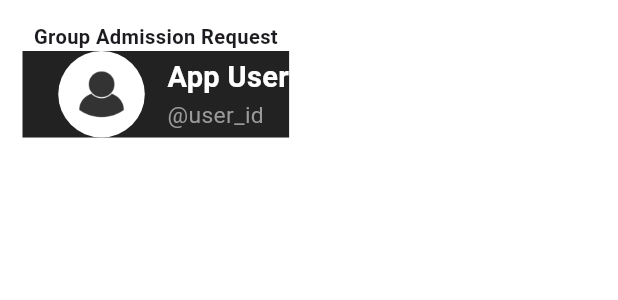
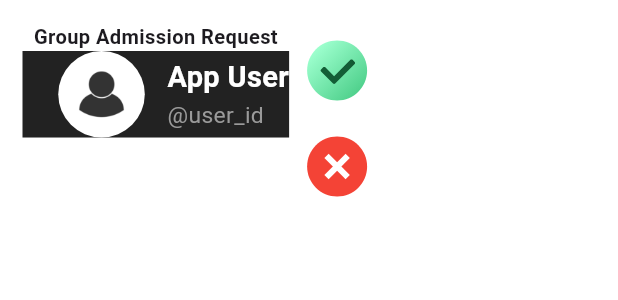
Before and after one commit to Pinnacle01/pinnacle, a Flutter app: the GroupRequestCard widget shown alone on an empty page, opened directly, on a phone screen of 412 x 824 dp. Shown: the top 300 px of the screen. Run offline on Flutter 3.47's test engine with Material 3 defaults, Android fonts, the phone set to English and light mode, and no system bars; our stand-ins replace flutter_svg, go_router, sizer.

Commit message:
Add SVG icons for tick and cross in GroupRequestCard and update dependencies

```diff
--- a/lib/framework/constants/strings.dart
+++ b/lib/framework/constants/strings.dart
@@ -25,4 +25,6 @@ class TempStrings {
   static String get categoryImage => 'assets/images/bike.jpg';
   static String get biking => 'Biking';
   static String get awardImage => 'assets/images/award.png';
+  static String get crossIcon => 'assets/icons/cross_icon.svg';
+  static String get tickIcon => 'assets/icons/tick_icon.svg';
 }
--- a/lib/framework/widgets/common_component/group_request_card.dart
+++ b/lib/framework/widgets/common_component/group_request_card.dart
@@ -1,4 +1,5 @@
 import 'package:flutter/material.dart';
+import 'package:flutter_svg/svg.dart';
 import 'package:pinnacle_main/framework/constants/strings.dart';
 import 'package:pinnacle_main/framework/widgets/user_profile/user_profile_card.dart';
 import 'package:sizer/sizer.dart';
@@ -41,12 +42,12 @@ class GroupRequestCard extends StatelessWidget {
           Column(
             children: [
               IconButton(
-                icon: Image.asset('assets/icons/tick_icon.svg'),
+                icon: SvgPicture.asset(TempStrings.tickIcon),
                 iconSize: Sizes.size24.sp,
                 onPressed: () {},
               ),
               IconButton(
-                icon: Image.asset('assets/icons/cross_icon.svg'),
+                icon: SvgPicture.asset(TempStrings.crossIcon),
                 iconSize: Sizes.size24.sp,
                 onPressed: () {},
               )
--- a/pubspec.yaml
+++ b/pubspec.yaml
@@ -10,6 +10,7 @@ dependencies:
   flutter:
     sdk: flutter
   flutter_mobx: ^2.2.1+1
+  flutter_svg: ^2.0.17
   geocoding: ^3.0.0
   geolocator: ^13.0.2
   go_router: ^14.8.0
```
Also changed, not shown: pubspec.lock.
